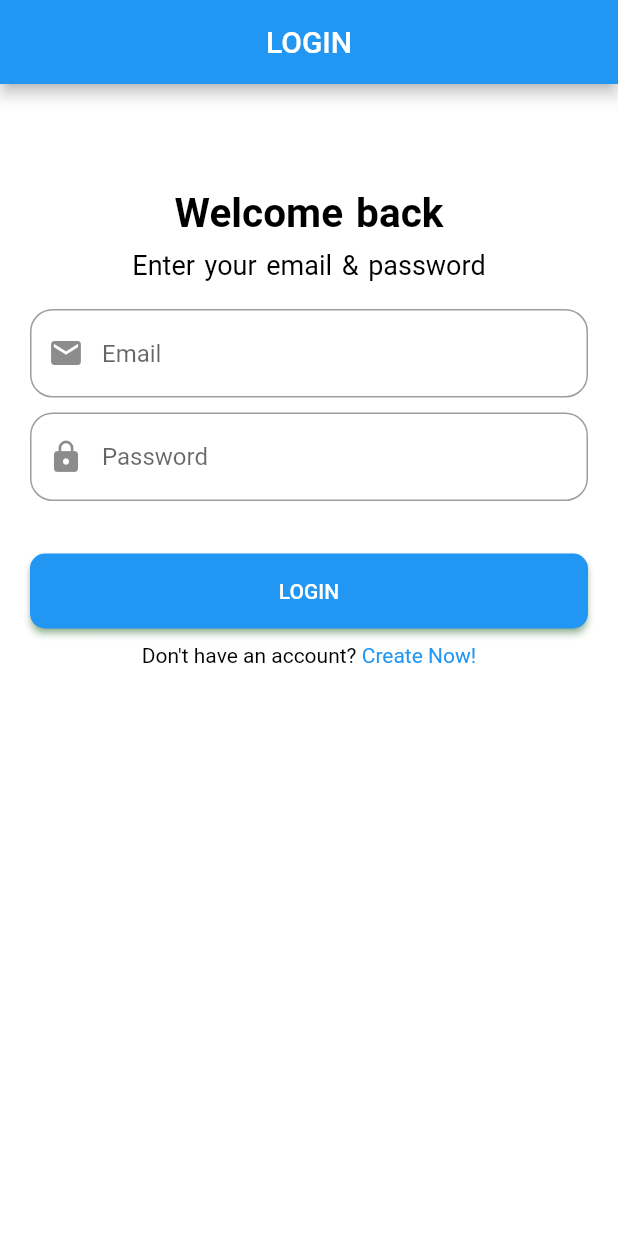
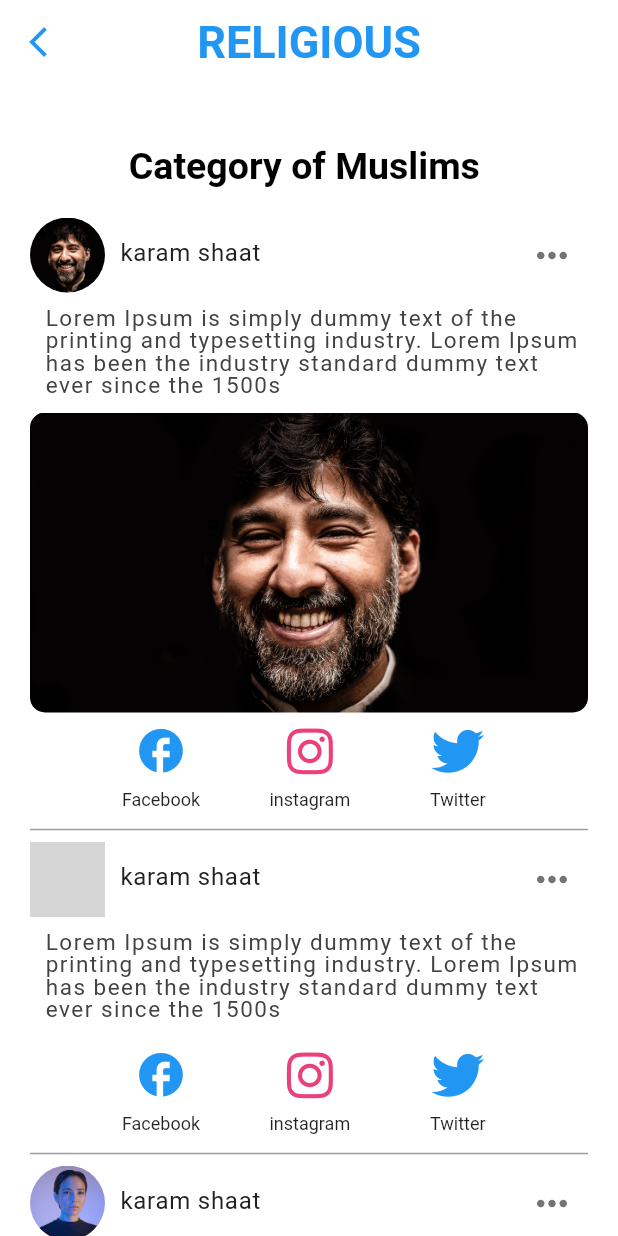
Before and after one commit to karam1998/project1_elancer, a Flutter app: the screen it shows after launch, on a phone screen of 412 x 824 dp. Run offline on Flutter 3.47's test engine with Material 2 defaults, Android fonts, the phone set to English and light mode, and no system bars; our stand-ins replace flutter_svg, font_awesome_flutter; grey boxes are pictures that could not be loaded.

Commit message:
sprint #1.0.3 _ui_ flutter_screenutil

```diff
--- a/lib/main.dart
+++ b/lib/main.dart
@@ -1,5 +1,6 @@
 import 'package:flutter/material.dart';
 import 'package:flutter_localizations/flutter_localizations.dart';
+import 'package:project1/screens/category_screens/muslems_screen.dart';
 import 'package:project1/screens/home_screen.dart';
 import 'package:project1/screens/launch_screen.dart';
 import 'package:project1/screens/login_screen.dart';
@@ -15,11 +16,12 @@ class MyApp extends StatelessWidget {
   Widget build(BuildContext context) {
     return MaterialApp(
       debugShowCheckedModeBanner: false,
-      initialRoute: '/launch_screen',
+      initialRoute: '/muslem_screen',
       routes: {
         '/launch_screen' : (context)=> const LaunchScreen(),
         '/home_screen':(context) => const HomeScreen(),
         '/login_screen':(context)=> const LoginScreen(),
+        '/muslem_screen':(context)=> const MuslemScreen(),
       },
       localizationsDelegates: const [
         GlobalMaterialLocalizations.delegate,
--- /dev/null
+++ b/lib/screens/category_screens/muslems_screen.dart
@@ -0,0 +1,236 @@
+import 'package:flutter/material.dart';
+import 'package:font_awesome_flutter/font_awesome_flutter.dart';
+
+class MuslemScreen extends StatefulWidget {
+  const MuslemScreen({Key? key}) : super(key: key);
+
+  @override
+  _MuslemScreenState createState() => _MuslemScreenState();
+}
+
+class _MuslemScreenState extends State<MuslemScreen> {
+  @override
+  Widget build(BuildContext context) {
+    return Scaffold(
+      extendBodyBehindAppBar: true,
+      appBar: AppBar(
+        title: const Text('RELIGIOUS',style: TextStyle(color: Colors.blue,fontSize: 30,fontWeight: FontWeight.bold),),
+        centerTitle: true,
+        backgroundColor: Colors.transparent,
+        elevation: 0,
+        leading: IconButton(onPressed: (){}, icon: const Icon(Icons.arrow_back_ios,color: Colors.blue,),padding: const EdgeInsets.only(left: 7),),
+
+
+      ),
+      backgroundColor: Colors.white,
+      body: SafeArea(
+        child: Column(
+          children: [
+            Expanded(
+              child: SingleChildScrollView(
+                child: Padding(
+                  padding: const EdgeInsets.all(20),
+                  child: Column(
+                    children: [
+                      const SizedBox(height: 20,),
+                      const Text(
+                        'Category of Muslims ',
+                        style: TextStyle(
+                            fontSize: 25,
+                            fontWeight: FontWeight.bold,
+                            color: Colors.black),
+                      ),
+                      const SizedBox(
+                        height: 20,
+                      ),
+
+                      userArea(
+                          userName: 'karam shaat',
+                          aboutUser: 'Lorem Ipsum is simply dummy text of the printing and typesetting industry. Lorem Ipsum has been the industry standard dummy text ever since the 1500s' ,
+                          mainImage: 'images/1.jpg',
+                          userImage: 'images/1.jpg',
+                          ),
+                      const Divider(thickness: 1,color: Colors.grey,),
+
+                      userArea(
+                          userName: 'karam shaat',
+                        aboutUser: 'Lorem Ipsum is simply dummy text of the printing and typesetting industry. Lorem Ipsum has been the industry standard dummy text ever since the 1500s' ,
+                        mainImage: '',
+                          userImage: 'images/3.jpg', ),
+                      const Divider(thickness: 1,color: Colors.grey,),
+
+                      userArea(
+                          userName: 'karam shaat',
+                        aboutUser: 'Lorem Ipsum is simply dummy text of the printing and typesetting industry. Lorem Ipsum has been the industry standard dummy text ever since the 1500s' ,
+                        mainImage: 'images/4.jpg',
+                          userImage: 'images/2.jpg',
+                         ),
+                      const Divider(thickness: 1,color: Colors.grey,),
+                      userArea(
+                        userImage: 'images/9.jpg',
+                        aboutUser: 'Smart System Engineering',
+                        mainImage: 'images/7.jpg',
+                        userName: 'Alaa Shaat'
+                      ),
+                      const Divider(thickness: 1,color: Colors.grey,),
+
+
+
+                    ],
+                  ),
+                ),
+              ),
+            ),
+          ],
+        ),
+      ),
+    );
+  }
+
+  Widget userArea({userName, userImage, aboutUser, mainImage}) {
+    return Container(
+      margin: const EdgeInsets.only(bottom: 5),
+      child: Column(
+        crossAxisAlignment: CrossAxisAlignment.start,
+        children: <Widget>[
+          Row(
+            mainAxisAlignment: MainAxisAlignment.spaceBetween,
+            children: <Widget>[
+              Row(
+                children: <Widget>[
+                  Container(
+                    width: 50,
+                    height: 50,
+                    decoration: BoxDecoration(
+                        shape: BoxShape.circle,
+                        image: DecorationImage(
+                            image: AssetImage(userImage), fit: BoxFit.cover),
+                    ),
+                  ),
+                  const SizedBox(
+                    width: 10,
+                  ),
+                  Column(
+                    crossAxisAlignment: CrossAxisAlignment.start,
+                    children: <Widget>[
+                      Text(
+                        userName,
+                        style: TextStyle(
+                            color: Colors.grey[900],
+                            fontSize: 16,
+                            fontWeight: FontWeight.normal,
+                            letterSpacing: .5),
+                      ),
+                      const SizedBox(
+                        height: 3,
+                      ),
+                    ],
+                  )
+                ],
+              ),
+              IconButton(
+                icon: Icon(
+                  Icons.more_horiz,
+                  size: 30,
+                  color: Colors.grey[600],
+                ),
+                onPressed: () {},
+              )
+            ],
+          ),
+          const SizedBox(
+            height: 10,
+          ),
+          Padding(
+            padding: const EdgeInsets.only(left: 10),
+            child: Text(
+              aboutUser,
+              style: TextStyle(
+                  fontSize: 15,
+                  color: Colors.grey[800],
+                  height: 1,
+                  letterSpacing: 1),
+            ),
+          ),
+          const SizedBox(
+            height: 10,
+          ),
+          mainImage != ''
+              ? Container(
+                  height: 200,
+                  decoration: BoxDecoration(
+                      borderRadius: BorderRadius.circular(10),
+                      image: DecorationImage(
+                          image: AssetImage(mainImage), fit: BoxFit.cover)),
+                )
+              : Container(),
+          const SizedBox(
+            height: 0,
+          ),
+          Padding(
+            padding: const EdgeInsets.only(right: 15,left: 15),
+            child: Row(
+              mainAxisAlignment: MainAxisAlignment.spaceEvenly,
+              children: <Widget>[
+                facebookButton(),
+                instagramButton(),
+                twitterButton(),
+
+              ],
+            ),
+          )
+        ],
+      ),
+    );
+  }
+
+  Widget facebookButton() {
+    return Center(
+      child: Column(
+        children: [
+          IconButton(
+              onPressed: () {
+              },
+              icon: const Icon(Icons.facebook),
+              color: Colors.blue,
+              iconSize: 35),
+          const Text('Facebook',style: TextStyle(fontSize: 12),)
+        ],
+      ),
+    );
+  }
+
+  Widget instagramButton() {
+    return Center(
+      child: Column(
+        mainAxisAlignment: MainAxisAlignment.center,
+        children: <Widget>[
+          IconButton(
+              onPressed: () {},
+              icon: const Icon(FontAwesomeIcons.instagram),
+              color: Colors.pink.shade400,
+              iconSize: 35),
+          // SizedBox(height: 3,),
+          const Text('instagram',style: TextStyle(fontSize: 12),),
+        ],
+      ),
+    );
+  }
+
+  Widget twitterButton() {
+    return Center(
+        child: Column(
+          mainAxisAlignment: MainAxisAlignment.center,
+          children: <Widget>[
+            IconButton(
+                onPressed: () {},
+                icon: const Icon(FontAwesomeIcons.twitter),
+                color: Colors.blue,
+                iconSize: 35),
+            const Text('Twitter',style: TextStyle(fontSize: 12),)
+          ],
+        ),
+
+    );
+  }
+}
--- a/lib/screens/login_screen.dart
+++ b/lib/screens/login_screen.dart
@@ -2,6 +2,7 @@ import 'package:flutter/gestures.dart';
 import 'package:flutter/material.dart';
 import 'package:project1/helpers/helpers.dart';
 import 'package:project1/widget/app_text_field.dart';
+
 class LoginScreen extends StatefulWidget {
   const LoginScreen({Key? key}) : super(key: key);
 
@@ -9,7 +10,7 @@ class LoginScreen extends StatefulWidget {
   _LoginScreenState createState() => _LoginScreenState();
 }
 
-class _LoginScreenState extends State<LoginScreen>with Helpers {
+class _LoginScreenState extends State<LoginScreen> with Helpers {
   late TextEditingController _emailTextController;
   late TextEditingController _passwordTextController;
   late TapGestureRecognizer _tapGestureRecognizer;
@@ -23,7 +24,6 @@ class _LoginScreenState extends State<LoginScreen>with Helpers {
     _emailTextController = TextEditingController();
     _passwordTextController = TextEditingController();
     _tapGestureRecognizer = TapGestureRecognizer();
-
   }
   // void navigateToRegisterScreen() {
   //   Navigator.pushNamed(context, '/register_screen');
@@ -40,18 +40,49 @@ class _LoginScreenState extends State<LoginScreen>with Helpers {
   @override
   Widget build(BuildContext context) {
     return Scaffold(
+      extendBodyBehindAppBar: true,
+
+
       backgroundColor: Colors.white,
-
       appBar: AppBar(
         title: const Text('LOGIN'),
         centerTitle: true,
+        elevation: 0,
+        shape: RoundedRectangleBorder(
+          borderRadius: BorderRadius.circular(20),
         ),
-      body: ListView(
-        shrinkWrap: true,
-        physics: const NeverScrollableScrollPhysics(),
-        padding: const EdgeInsets.symmetric(horizontal: 20, vertical: 20),
+      ),
+
+      body: Container(
+        width: double.infinity,
+        decoration: BoxDecoration(
+          gradient: LinearGradient(
+            begin: Alignment.topCenter,
+            colors: [
+              Colors.green.shade900,
+              Colors.green.shade500,
+              Colors.green.shade300,
+            ],
+          ),
+        ),
+
+
+        child: Container(
+          decoration: const BoxDecoration(
+            color: Colors.white,
+            borderRadius: BorderRadius.only(
+              topLeft: Radius.circular(80),
+              topRight: Radius.circular(80),
+            )
+          ),
+           child: Padding(
+             padding: const EdgeInsets.all(15),
+             child: Column(
               children: [
-          const SizedBox(height: 50,),
+                const SizedBox(
+                  height: 50,
+                ),
+                SizedBox(height: 60,),
 
                 const Center(
                   child: Text(
@@ -61,12 +92,13 @@ class _LoginScreenState extends State<LoginScreen>with Helpers {
                       fontWeight: FontWeight.bold,
                       fontSize: 27,
                       wordSpacing: 2,
-
                     ),
                   ),
                 ),
 
-           const SizedBox(height: 8,),
+                const SizedBox(
+                  height: 8,
+                ),
                 const Center(
                   child: Text(
                     'Enter your email & password',
@@ -97,15 +129,13 @@ class _LoginScreenState extends State<LoginScreen>with Helpers {
                   child: const Text('LOGIN'),
                   style: ElevatedButton.styleFrom(
                     shadowColor: Colors.green,
-              minimumSize: const Size(0, 50),
+                    minimumSize: const Size(double.infinity, 50),
                     shape: RoundedRectangleBorder(
-                borderRadius: BorderRadius.circular(10),
-
-              ),
-
+                      borderRadius: BorderRadius.circular(30),
                     ),
                   ),
-          const SizedBox(height: 10),
+                ),
+                const SizedBox(height: 20),
                 RichText(
                   textAlign: TextAlign.center,
                   text: TextSpan(
@@ -125,11 +155,10 @@ class _LoginScreenState extends State<LoginScreen>with Helpers {
                     ],
                   ),
                 ),
-          // TextButton(
-          //   onPressed: () => Navigator.pushNamed(context, '/forget_password_screen'),
-          //   child: const Text("Forget Password?"),
-          // )
               ],
+        ),
+           ),
+         ),
       ),
     );
   }
@@ -148,7 +177,7 @@ class _LoginScreenState extends State<LoginScreen>with Helpers {
       return true;
     }
     checkErrors();
-    showMessage(message: 'Enter required fields!',error: true);
+    showMessage(message: 'Enter required fields!', error: true);
     return false;
   }
 
@@ -157,7 +186,7 @@ class _LoginScreenState extends State<LoginScreen>with Helpers {
       _emailErrorText =
           _emailTextController.text.isEmpty ? 'Enter email address' : null;
       _passwordErrorText =
-      _passwordTextController.text.isEmpty ? 'Enter password' : null ;
+          _passwordTextController.text.isEmpty ? 'Enter password' : null;
     });
   }
 
@@ -167,6 +196,7 @@ class _LoginScreenState extends State<LoginScreen>with Helpers {
       Navigator.pushReplacementNamed(context, '/home_screen');
     });
   }
+
   void showMessage({required String message, bool error = false}) {
     ScaffoldMessenger.of(context).showSnackBar(
       SnackBar(
--- a/pubspec.yaml
+++ b/pubspec.yaml
@@ -39,6 +39,7 @@ dependencies:
   intl: ^0.17.0 # Add this line
   flutter_screenutil: ^5.0.0+2
   flutter_svg: ^0.23.0+1
+  font_awesome_flutter: ^9.2.0
 
 
 dev_dependencies:
```
Also changed, not shown: images/1.jpg (added), images/2.jpg (added), images/4.jpg (added), images/5.jpg (added), images/6.jpg (added), images/8.jpg (added), images/9.jpg (added), pubspec.lock, 2 other files. Lines whose indentation alone changed are shown as unchanged.
